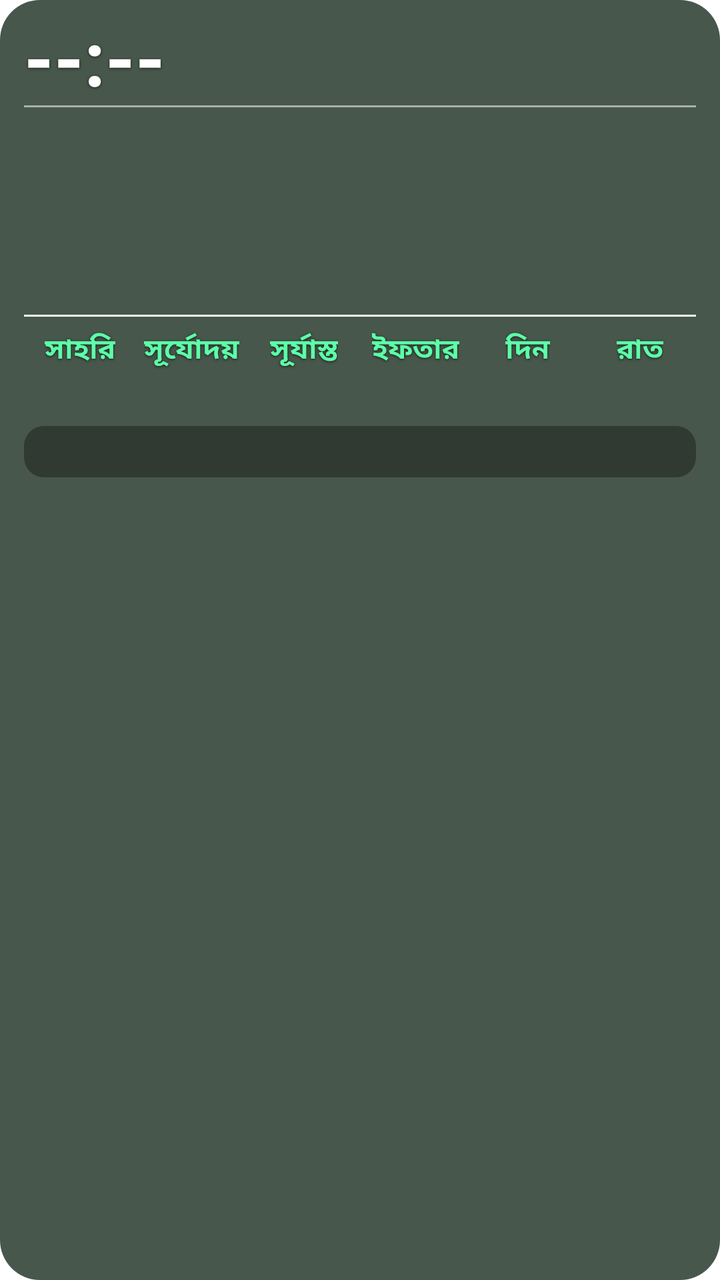
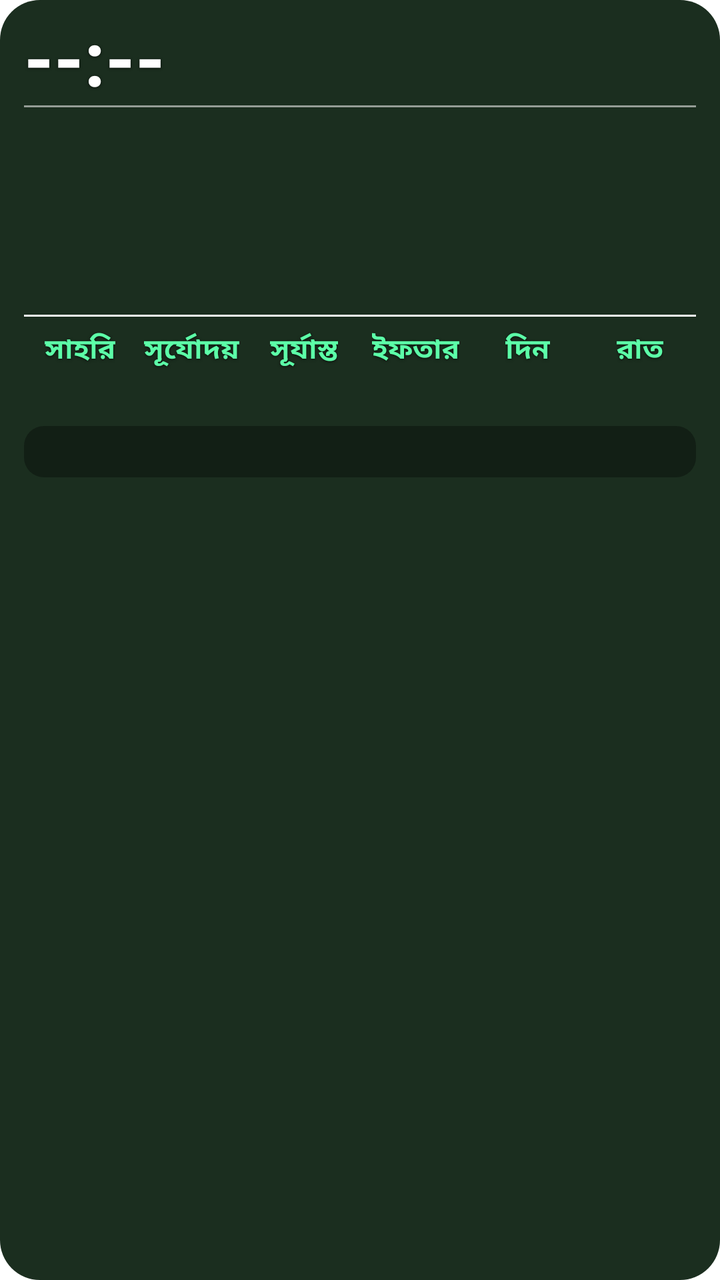

Compare the two renders of this Android layout. The source of the first and the diff that turns it into the second are given below.
<!-- AndroidManifest.xml: fallback theme Theme.MaterialComponents.DayNight.NoActionBar -->
<!-- res/layout/prayer_widget_layout.xml -->
<?xml version="1.0" encoding="utf-8"?>
<LinearLayout xmlns:android="http://schemas.android.com/apk/res/android"
    android:id="@+id/widget_root"
    android:layout_width="match_parent"
    android:layout_height="match_parent"
    android:orientation="vertical"
    android:background="@drawable/widget_background"
    android:paddingStart="12dp"
    android:paddingEnd="12dp"
    android:paddingTop="8dp"
    android:paddingBottom="10dp">

    
    <LinearLayout
        android:layout_width="match_parent"
        android:layout_height="wrap_content"
        android:orientation="horizontal"
        android:gravity="top">

        <TextView
            android:id="@+id/widget_time"
            android:layout_width="0dp"
            android:layout_height="wrap_content"
            android:layout_weight="1"
            android:text="--:--"
            android:textColor="#FFFFFF"
            android:shadowColor="#B3000000"
            android:shadowDx="0"
            android:shadowDy="1"
            android:shadowRadius="3"
            android:textSize="38sp"
            android:textStyle="bold"
            android:includeFontPadding="false"
            android:gravity="start|center_vertical" />

        <LinearLayout
            android:layout_width="wrap_content"
            android:layout_height="wrap_content"
            android:orientation="vertical"
            android:gravity="end">

            <TextView
                android:id="@+id/widget_location"
                android:layout_width="wrap_content"
                android:layout_height="wrap_content"
                android:text=""
                android:textColor="#A5F3FF"
                android:shadowColor="#B3000000"
                android:shadowDx="0"
                android:shadowDy="1"
                android:shadowRadius="3"
                android:textSize="14sp"
                android:textStyle="bold"
                android:gravity="end"
                android:singleLine="true"
                android:ellipsize="end"
                android:maxWidth="180dp" />

            <TextView
                android:id="@+id/widget_weather"
                android:layout_width="wrap_content"
                android:layout_height="wrap_content"
                android:layout_marginTop="2dp"
                android:text=""
                android:textColor="#E1EEF4"
                android:shadowColor="#B3000000"
                android:shadowDx="0"
                android:shadowDy="1"
                android:shadowRadius="3"
                android:textSize="13sp"
                android:textStyle="bold"
                android:gravity="end"
                android:singleLine="true"
                android:ellipsize="end"
                android:maxWidth="180dp" />

        </LinearLayout>

    </LinearLayout>

    
    <TextView
        android:layout_width="match_parent"
        android:layout_height="1dp"
        android:layout_marginTop="0dp"
        android:layout_marginBottom="2dp"
        android:background="#88FFFFFF"
        android:text="" />

    
    <LinearLayout
        android:layout_width="match_parent"
        android:layout_height="wrap_content"
        android:orientation="horizontal">

        
        <LinearLayout
            android:layout_width="0dp"
            android:layout_height="wrap_content"
            android:layout_weight="0.65"
            android:orientation="vertical">

            <TextView
                android:id="@+id/widget_waqt_name"
                android:layout_width="wrap_content"
                android:layout_height="wrap_content"
                android:text=""
                android:textColor="#5CFFA8"
                android:shadowColor="#B3000000"
                android:shadowDx="0"
                android:shadowDy="1"
                android:shadowRadius="3"
                android:textSize="20sp"
                android:textStyle="bold" />

            <TextView
                android:id="@+id/widget_waqt_range"
                android:layout_width="wrap_content"
                android:layout_height="wrap_content"
                android:layout_marginTop="-2dp"
                android:text=""
                android:textColor="#FFFFFF"
                android:shadowColor="#B3000000"
                android:shadowDx="0"
                android:shadowDy="1"
                android:shadowRadius="3"
                android:textSize="18sp"
                android:textStyle="bold" />

            <TextView
                android:id="@+id/widget_waqt_remaining_label"
                android:layout_width="wrap_content"
                android:layout_height="wrap_content"
                android:layout_marginTop="0dp"
                android:text=""
                android:textColor="#E8B4F5"
                android:shadowColor="#B3000000"
                android:shadowDx="0"
                android:shadowDy="1"
                android:shadowRadius="3"
                android:textSize="16sp"
                android:textStyle="bold" />

            <TextView
                android:id="@+id/widget_waqt_remaining_value"
                android:layout_width="wrap_content"
                android:layout_height="wrap_content"
                android:layout_marginTop="0dp"
                android:text=""
                android:textColor="#FFFFFF"
                android:shadowColor="#B3000000"
                android:shadowDx="0"
                android:shadowDy="1"
                android:shadowRadius="3"
                android:textSize="18sp"
                android:textStyle="bold" />

        </LinearLayout>

        
        <LinearLayout
            android:layout_width="0dp"
            android:layout_height="wrap_content"
            android:layout_weight="1.35"
            android:orientation="vertical">

            <TextView
                android:id="@+id/widget_day"
                android:layout_width="match_parent"
                android:layout_height="wrap_content"
                android:text=""
                android:textColor="#5CFFA8"
                android:shadowColor="#B3000000"
                android:shadowDx="0"
                android:shadowDy="1"
                android:shadowRadius="3"
                android:textSize="20sp"
                android:textStyle="bold"
                android:singleLine="true"
                android:ellipsize="end"
                android:gravity="end" />

            <TextView
                android:id="@+id/widget_gregorian"
                android:layout_width="match_parent"
                android:layout_height="wrap_content"
                android:layout_marginTop="0dp"
                android:text=""
                android:textColor="#FFFFFF"
                android:shadowColor="#B3000000"
                android:shadowDx="0"
                android:shadowDy="1"
                android:shadowRadius="3"
                android:textSize="16sp"
                android:textStyle="bold"
                android:gravity="end" />

            <TextView
                android:id="@+id/widget_hijri"
                android:layout_width="match_parent"
                android:layout_height="wrap_content"
                android:layout_marginTop="0dp"
                android:text=""
                android:textColor="#E8B4F5"
                android:shadowColor="#B3000000"
                android:shadowDx="0"
                android:shadowDy="1"
                android:shadowRadius="3"
                android:textSize="16sp"
                android:textStyle="bold"
                android:gravity="end"
                android:singleLine="true"
                android:ellipsize="end" />

            <TextView
                android:id="@+id/widget_bangla_date"
                android:layout_width="match_parent"
                android:layout_height="wrap_content"
                android:layout_marginTop="0dp"
                android:text=""
                android:textColor="#A5F3FF"
                android:shadowColor="#B3000000"
                android:shadowDx="0"
                android:shadowDy="1"
                android:shadowRadius="3"
                android:textSize="16sp"
                android:textStyle="bold"
                android:gravity="end" />

        </LinearLayout>
    </LinearLayout>

    
    <TextView
        android:id="@+id/widget_divider_bottom"
        android:layout_width="match_parent"
        android:layout_height="1dp"
        android:layout_marginTop="6dp"
        android:background="#FFFFFFFF"
        android:text="" />

    
    <LinearLayout
        android:layout_width="match_parent"
        android:layout_height="wrap_content"
        android:layout_marginTop="6dp"
        android:orientation="horizontal">

        <LinearLayout
            android:layout_width="0dp"
            android:layout_height="wrap_content"
            android:layout_weight="1"
            android:orientation="vertical"
            android:gravity="center">

            <TextView
                android:id="@+id/widget_sehri_label"
                android:layout_width="wrap_content"
                android:layout_height="wrap_content"
                android:text="সাহরি"
                android:textColor="#5CFFA8"
                android:shadowColor="#B3000000"
                android:shadowDx="0"
                android:shadowDy="1"
                android:shadowRadius="3"
                android:textSize="14sp"
                android:textStyle="bold" />

            <TextView
                android:id="@+id/widget_sehri"
                android:layout_width="wrap_content"
                android:layout_height="wrap_content"
                android:text=""
                android:textColor="#5CFFA8"
                android:shadowColor="#B3000000"
                android:shadowDx="0"
                android:shadowDy="1"
                android:shadowRadius="3"
                android:textSize="16sp"
                android:textStyle="bold" />

        </LinearLayout>

        <LinearLayout
            android:layout_width="0dp"
            android:layout_height="wrap_content"
            android:layout_weight="1"
            android:orientation="vertical"
            android:gravity="center">

            <TextView
                android:id="@+id/widget_sunrise_label"
                android:layout_width="wrap_content"
                android:layout_height="wrap_content"
                android:text="সূর্যোদয়"
                android:textColor="#5CFFA8"
                android:shadowColor="#B3000000"
                android:shadowDx="0"
                android:shadowDy="1"
                android:shadowRadius="3"
                android:textSize="14sp"
                android:textStyle="bold" />

            <TextView
                android:id="@+id/widget_sunrise"
                android:layout_width="wrap_content"
                android:layout_height="wrap_content"
                android:text=""
                android:textColor="#5CFFA8"
                android:shadowColor="#B3000000"
                android:shadowDx="0"
                android:shadowDy="1"
                android:shadowRadius="3"
                android:textSize="16sp"
                android:textStyle="bold" />

        </LinearLayout>

        <LinearLayout
            android:layout_width="0dp"
            android:layout_height="wrap_content"
            android:layout_weight="1"
            android:orientation="vertical"
            android:gravity="center">

            <TextView
                android:id="@+id/widget_sunset_label"
                android:layout_width="wrap_content"
                android:layout_height="wrap_content"
                android:text="সূর্যাস্ত"
                android:textColor="#5CFFA8"
                android:shadowColor="#B3000000"
                android:shadowDx="0"
                android:shadowDy="1"
                android:shadowRadius="3"
                android:textSize="14sp"
                android:textStyle="bold" />

            <TextView
                android:id="@+id/widget_sunset"
                android:layout_width="wrap_content"
                android:layout_height="wrap_content"
                android:text=""
                android:textColor="#5CFFA8"
                android:shadowColor="#B3000000"
                android:shadowDx="0"
                android:shadowDy="1"
                android:shadowRadius="3"
                android:textSize="16sp"
                android:textStyle="bold" />

        </LinearLayout>

        <LinearLayout
            android:layout_width="0dp"
            android:layout_height="wrap_content"
            android:layout_weight="1"
            android:orientation="vertical"
            android:gravity="center">

            <TextView
                android:id="@+id/widget_iftar_label"
                android:layout_width="wrap_content"
                android:layout_height="wrap_content"
                android:text="ইফতার"
                android:textColor="#5CFFA8"
                android:shadowColor="#B3000000"
                android:shadowDx="0"
                android:shadowDy="1"
                android:shadowRadius="3"
                android:textSize="14sp"
                android:textStyle="bold" />

            <TextView
                android:id="@+id/widget_iftar"
                android:layout_width="wrap_content"
                android:layout_height="wrap_content"
                android:text=""
                android:textColor="#5CFFA8"
                android:shadowColor="#B3000000"
                android:shadowDx="0"
                android:shadowDy="1"
                android:shadowRadius="3"
                android:textSize="16sp"
                android:textStyle="bold" />

        </LinearLayout>

        
        <LinearLayout
            android:layout_width="0dp"
            android:layout_height="wrap_content"
            android:layout_weight="1"
            android:orientation="vertical"
            android:gravity="center">

            <TextView
                android:id="@+id/widget_day_label"
                android:layout_width="wrap_content"
                android:layout_height="wrap_content"
                android:text="দিন"
                android:textColor="#5CFFA8"
                android:shadowColor="#B3000000"
                android:shadowDx="0"
                android:shadowDy="1"
                android:shadowRadius="3"
                android:textSize="14sp"
                android:textStyle="bold" />

            <TextView
                android:id="@+id/widget_day_duration"
                android:layout_width="wrap_content"
                android:layout_height="wrap_content"
                android:text=""
                android:textColor="#5CFFA8"
                android:shadowColor="#B3000000"
                android:shadowDx="0"
                android:shadowDy="1"
                android:shadowRadius="3"
                android:textSize="16sp"
                android:textStyle="bold" />

        </LinearLayout>

        <LinearLayout
            android:layout_width="0dp"
            android:layout_height="wrap_content"
            android:layout_weight="1"
            android:orientation="vertical"
            android:gravity="center">

            <TextView
                android:id="@+id/widget_night_label"
                android:layout_width="wrap_content"
                android:layout_height="wrap_content"
                android:text="রাত"
                android:textColor="#5CFFA8"
                android:shadowColor="#B3000000"
                android:shadowDx="0"
                android:shadowDy="1"
                android:shadowRadius="3"
                android:textSize="14sp"
                android:textStyle="bold" />

            <TextView
                android:id="@+id/widget_night_duration"
                android:layout_width="wrap_content"
                android:layout_height="wrap_content"
                android:text=""
                android:textColor="#5CFFA8"
                android:shadowColor="#B3000000"
                android:shadowDx="0"
                android:shadowDy="1"
                android:shadowRadius="3"
                android:textSize="16sp"
                android:textStyle="bold" />

        </LinearLayout>

    </LinearLayout>

    
    <TextView
        android:id="@+id/widget_alert"
        android:layout_width="match_parent"
        android:layout_height="wrap_content"
        android:layout_marginTop="6dp"
        android:paddingTop="4dp"
        android:paddingBottom="4dp"
        android:paddingStart="4dp"
        android:paddingEnd="4dp"
        android:background="@drawable/widget_alert_bg"
        android:text=""
        android:textColor="#FFE680"
        android:shadowColor="#B3000000"
        android:shadowDx="0"
        android:shadowDy="1"
        android:shadowRadius="3"
        android:textSize="13sp"
        android:textStyle="bold"
        android:gravity="start"
        android:maxLines="10"
        android:ellipsize="end" />

</LinearLayout>
<!-- resources referenced by this layout -->
<resources>
  <!-- drawable widget_alert_bg (drawable) -->
  <?xml version="1.0" encoding="utf-8"?>
  <shape xmlns:android="http://schemas.android.com/apk/res/android"
      android:shape="rectangle">
      <solid android:color="#55000000" />
      <corners android:radius="10dp" />
  </shape>
  <!-- drawable widget_background (drawable) -->
  <?xml version="1.0" encoding="utf-8"?>
  <shape xmlns:android="http://schemas.android.com/apk/res/android"
      android:shape="rectangle">
      <solid android:color="#CC1B2E1F" />
      <corners android:radius="20dp" />
  </shape>
</resources>

<!-- the commit's change to res/layout/prayer_widget_layout.xml (unified diff, before → after) -->
@@ -1,10 +1,22 @@
 <?xml version="1.0" encoding="utf-8"?>
-<LinearLayout xmlns:android="http://schemas.android.com/apk/res/android"
+<FrameLayout xmlns:android="http://schemas.android.com/apk/res/android"
     android:id="@+id/widget_root"
+    android:layout_width="match_parent"
+    android:layout_height="match_parent">
+
+<ImageView
+    android:id="@+id/widget_bg"
+    android:layout_width="match_parent"
+    android:layout_height="match_parent"
+    android:scaleType="fitXY"
+    android:contentDescription="@null"
+    android:src="@drawable/widget_bg_shape" />
+
+<LinearLayout
+    android:id="@+id/widget_content"
     android:layout_width="match_parent"
     android:layout_height="match_parent"
     android:orientation="vertical"
-    android:background="@drawable/widget_background"
     android:paddingStart="12dp"
     android:paddingEnd="12dp"
     android:paddingTop="8dp"
@@ -483,3 +495,5 @@
         android:ellipsize="end" />
 
 </LinearLayout>
+
+</FrameLayout>
<!-- resource entries referenced after the edit -->
@@ -7,11 +7,11 @@
       <solid android:color="#55000000" />
       <corners android:radius="10dp" />
   </shape>
-  <!-- drawable widget_background (drawable) -->
+  <!-- drawable widget_bg_shape (drawable) -->
   <?xml version="1.0" encoding="utf-8"?>
   <shape xmlns:android="http://schemas.android.com/apk/res/android"
       android:shape="rectangle">
-      <solid android:color="#CC1B2E1F" />
+      <solid android:color="#FF1B2E1F" />
       <corners android:radius="20dp" />
   </shape>
 </resources>
